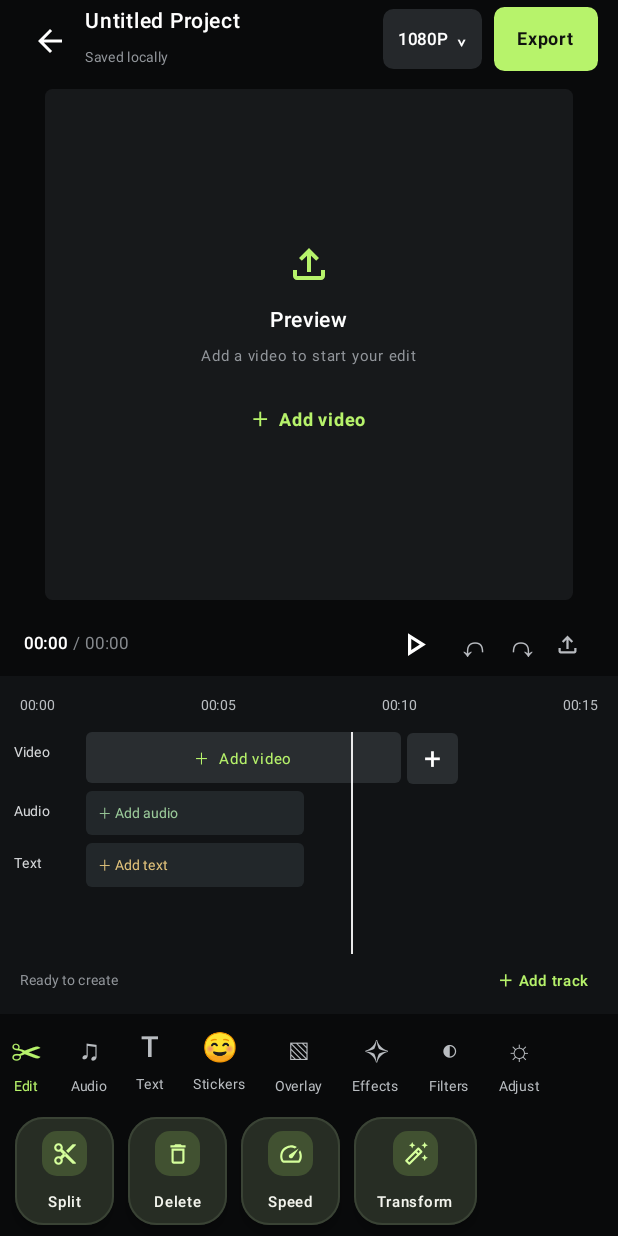
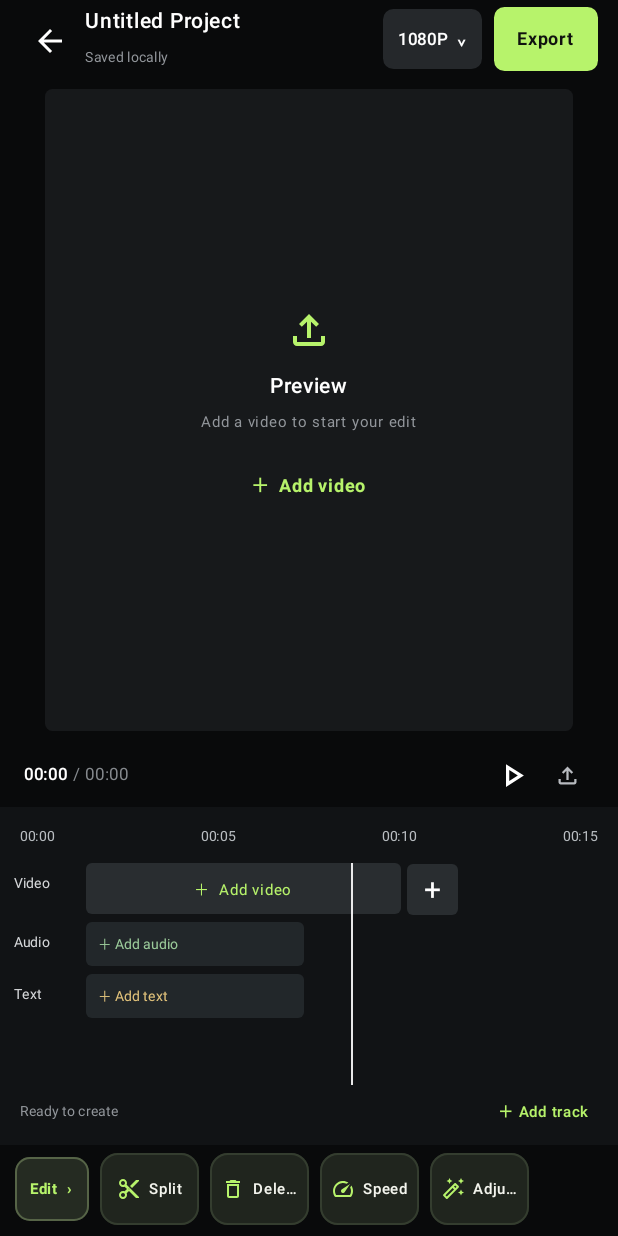
Before and after one commit to onyxtierlist/UnnamedEditor, an Android app built with Jetpack Compose: the screen it shows after launch (MainActivity), after a tap on "Done", on a phone screen of 412 x 824 dp. Run offline under Robolectric (Android 15) with nearby library versions, the phone set to English and light mode, and no system bars; 3 other taps on this screen came first.

Commit message:
Simplify editor controls and remove duplicate scrub timeline

```diff
--- a/app/src/main/java/com/unnamededitor/app/MainActivity.kt
+++ b/app/src/main/java/com/unnamededitor/app/MainActivity.kt
@@ -345,7 +345,7 @@ private fun EditorScreen(
 ) {
     val videoView = remember { mutableStateOf<VideoView?>(null) }
     val timelineScroll = rememberScrollState()
-    LaunchedEffect(playing, videoUri) {
+    LaunchedEffect(playing, videoUri, speed) {
         val view = videoView.value
         if (view != null && videoUri != null) {
             if (playing) view.start() else view.pause()
@@ -431,21 +431,9 @@ private fun EditorScreen(
             IconButton(onClick = onPlay, modifier = Modifier.size(38.dp)) {
                 Icon(if (playing) Icons.Outlined.Pause else Icons.Outlined.PlayArrow, contentDescription = if (playing) "Pause" else "Play", tint = Color.White, modifier = Modifier.size(26.dp))
             }
-            Text("↶", color = Color(0xFFB8BBC0), fontSize = 22.sp, modifier = Modifier.padding(horizontal = 10.dp))
-            Text("↷", color = Color(0xFFB8BBC0), fontSize = 22.sp)
             IconButton(onClick = onImport, modifier = Modifier.size(36.dp)) {
                 Icon(Icons.Outlined.FileUpload, contentDescription = "Import media", tint = Color(0xFFB8BBC0), modifier = Modifier.size(18.dp))
             }
-        }
-
-        if (durationMs > 0L) {
-            Slider(
-                value = playheadMs.coerceIn(0L, durationMs).toFloat(),
-                onValueChange = { onSeek(it.toLong()); videoView.value?.seekTo(it.toInt()) },
-                valueRange = 0f..durationMs.toFloat(),
-                colors = SliderDefaults.colors(thumbColor = Color.White, activeTrackColor = Color(0xFFB7F36B), inactiveTrackColor = Color(0xFF3C4044)),
-                modifier = Modifier.fillMaxWidth().height(17.dp).padding(horizontal = 12.dp)
-            )
         }
 
         // Timeline ruler and layered tracks.
@@ -522,29 +510,20 @@ private fun EditorScreen(
 
         // Main category strip, followed by tools for the selected category.
         Column(Modifier.fillMaxWidth().background(Color(0xFF090A0B)).padding(top = 5.dp, bottom = 7.dp)) {
-            Row(Modifier.fillMaxWidth().horizontalScroll(rememberScrollState()).padding(horizontal = 7.dp), horizontalArrangement = Arrangement.spacedBy(19.dp)) {
-                categories.forEach { category ->
-                    Column(
-                        horizontalAlignment = Alignment.CenterHorizontally,
-                        modifier = Modifier.clickable { onCategory(category) }.padding(vertical = 5.dp)
-                    ) {
-                        Text(
-                            when (category) { "Edit" -> "✂"; "Audio" -> "♫"; "Text" -> "T"; "Stickers" -> "☺"; "Overlay" -> "▧"; "Effects" -> "✧"; "Filters" -> "◐"; else -> "☼" },
-                            color = if (editorCategory == category) Color(0xFFB7F36B) else Color(0xFFB9BDC1),
-                            fontSize = 19.sp, fontWeight = FontWeight.Medium
-                        )
-                        Text(category, color = if (editorCategory == category) Color(0xFFB7F36B) else Color(0xFFB9BDC1), fontSize = 9.sp)
-                    }
+            Row(Modifier.fillMaxWidth().horizontalScroll(rememberScrollState()).padding(horizontal = 10.dp), horizontalArrangement = Arrangement.spacedBy(7.dp), verticalAlignment = Alignment.CenterVertically) {
+                Surface(
+                    onClick = { onCategory(categories[(categories.indexOf(editorCategory).coerceAtLeast(0) + 1) % categories.size]) },
+                    color = Color(0xFF252B22), shape = RoundedCornerShape(10.dp),
+                    border = androidx.compose.foundation.BorderStroke(1.dp, Color(0xFF566447))
+                ) {
+                    Text("$editorCategory  ›", color = Color(0xFFB7F36B), fontSize = 10.sp, fontWeight = FontWeight.Bold, modifier = Modifier.padding(horizontal = 10.dp, vertical = 9.dp))
                 }
-            }
-            Spacer(Modifier.height(3.dp))
-            Row(Modifier.fillMaxWidth().horizontalScroll(rememberScrollState()).padding(horizontal = 10.dp), horizontalArrangement = Arrangement.spacedBy(9.dp)) {
                 when (editorCategory) {
                     "Edit" -> {
                         EditorTool("Split", Icons.Outlined.ContentCut, Modifier.width(66.dp), onSplit)
                         EditorTool("Delete", Icons.Outlined.DeleteOutline, Modifier.width(66.dp), onDelete)
                         EditorTool("Speed", Icons.Outlined.Speed, Modifier.width(66.dp), onSpeed)
-                        EditorTool("Transform", Icons.Outlined.AutoFixHigh, Modifier.width(82.dp)) { onCategory("Adjust") }
+                        EditorTool("Adjust", Icons.Outlined.AutoFixHigh, Modifier.width(66.dp)) { onCategory("Adjust") }
                     }
                     "Audio" -> {
                         EditorTool("Add audio", Icons.Outlined.FileUpload, Modifier.width(82.dp), onAddLayer)
@@ -572,12 +551,10 @@ private fun EditorScreen(
 
 @Composable
 private fun EditorTool(label: String, icon: androidx.compose.ui.graphics.vector.ImageVector, modifier: Modifier = Modifier, onClick: () -> Unit) {
-    Surface(onClick = onClick, modifier = modifier.height(72.dp), shape = RoundedCornerShape(19.dp), color = surface2, border = androidx.compose.foundation.BorderStroke(1.dp, line), tonalElevation = 7.dp, shadowElevation = 4.dp) {
-        Column(Modifier.fillMaxSize().padding(vertical = 9.dp), verticalArrangement = Arrangement.Center, horizontalAlignment = Alignment.CenterHorizontally) {
-            Box(Modifier.size(30.dp).clip(RoundedCornerShape(10.dp)).background(violet.copy(alpha = .18f)), contentAlignment = Alignment.Center) {
-                Icon(icon, contentDescription = label, tint = cyan, modifier = Modifier.size(17.dp))
-            }
-            Spacer(Modifier.height(5.dp))
+    Surface(onClick = onClick, modifier = modifier.height(48.dp), shape = RoundedCornerShape(12.dp), color = Color(0xFF20251E), border = androidx.compose.foundation.BorderStroke(1.dp, Color(0xFF343D2F))) {
+        Row(Modifier.fillMaxSize().padding(horizontal = 7.dp), verticalAlignment = Alignment.CenterVertically, horizontalArrangement = Arrangement.Center) {
+            Icon(icon, contentDescription = label, tint = Color(0xFFB7F36B), modifier = Modifier.size(16.dp))
+            Spacer(Modifier.width(5.dp))
             Text(label, color = textMain, fontSize = 10.sp, fontWeight = FontWeight.SemiBold, maxLines = 1, overflow = TextOverflow.Ellipsis)
         }
     }
```
